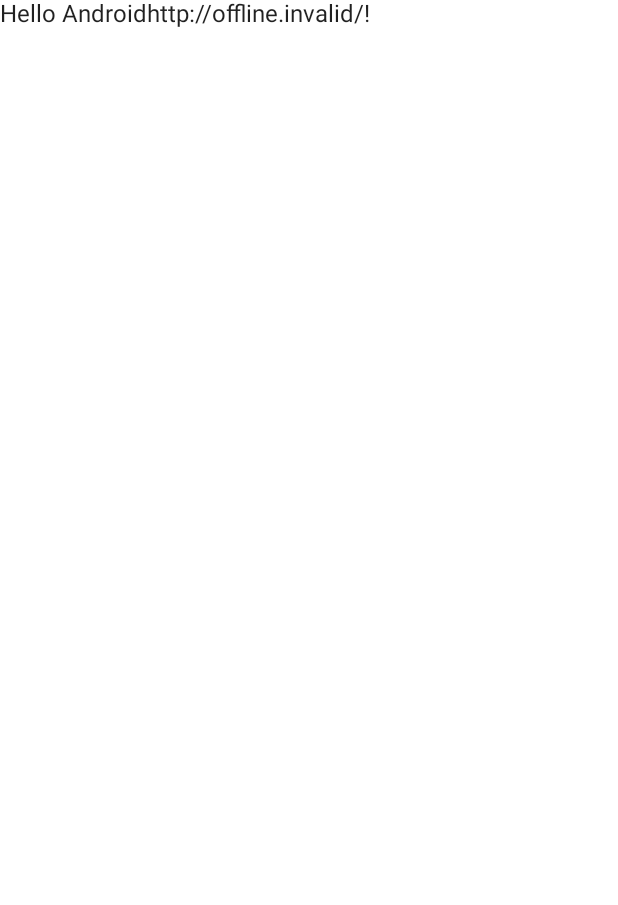
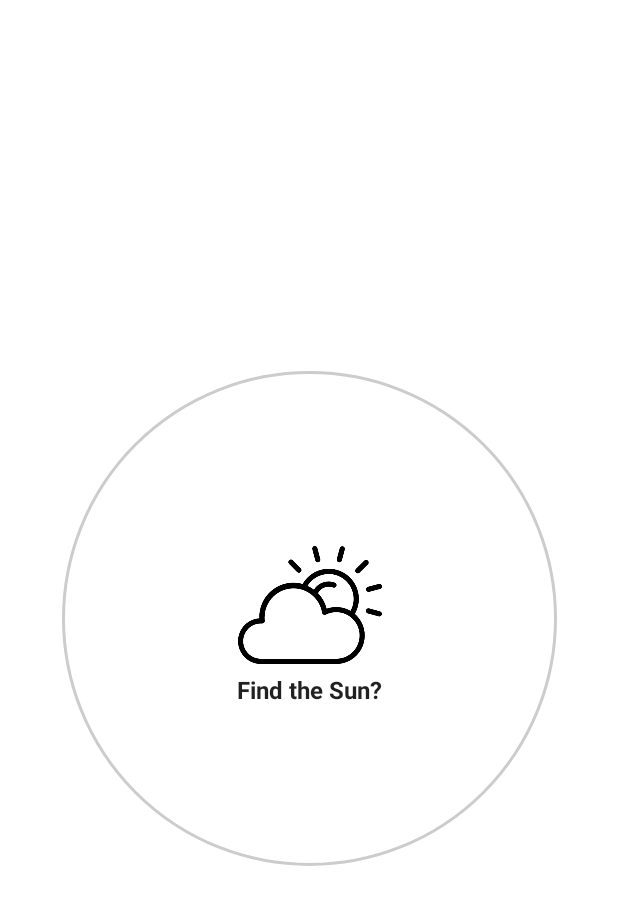
Before and after one commit to ravelinejunior/WeatherCompose, an Android app built with Jetpack Compose: the screen it shows after launch (MainActivity), on a phone screen of 412 x 824 dp. Shown: the top 905 px of the screen. Run offline under Robolectric (Android 15) with nearby library versions, the phone set to English and light mode, and no system bars; our stand-ins replace Dagger/Hilt's generated code.

Commit message:
Putting together the Splash Screen UI

```diff
--- a/app/src/main/java/br/com/raveline/weathercompose/MainActivity.kt
+++ b/app/src/main/java/br/com/raveline/weathercompose/MainActivity.kt
@@ -3,13 +3,15 @@ package br.com.raveline.weathercompose
 import android.os.Bundle
 import androidx.activity.ComponentActivity
 import androidx.activity.compose.setContent
+import androidx.compose.foundation.layout.Arrangement
+import androidx.compose.foundation.layout.Column
 import androidx.compose.foundation.layout.fillMaxSize
 import androidx.compose.material.MaterialTheme
 import androidx.compose.material.Surface
-import androidx.compose.material.Text
 import androidx.compose.runtime.Composable
+import androidx.compose.ui.Alignment
 import androidx.compose.ui.Modifier
-import androidx.compose.ui.tooling.preview.Preview
+import br.com.raveline.weathercompose.presentation.navigation.WeatherNavigation
 import br.com.raveline.weathercompose.ui.theme.WeatherComposeTheme
 import dagger.hilt.android.AndroidEntryPoint
 
@@ -18,28 +20,26 @@ class MainActivity : ComponentActivity() {
     override fun onCreate(savedInstanceState: Bundle?) {
         super.onCreate(savedInstanceState)
         setContent {
-            WeatherComposeTheme {
-                // A surface container using the 'background' color from the theme
-                Surface(
-                    modifier = Modifier.fillMaxSize(),
-                    color = MaterialTheme.colors.background
-                ) {
-                    Greeting("Android"+BuildConfig.BASE_URL)
-                }
-            }
+            WeatherMainApp()
         }
     }
 }
 
 @Composable
-fun Greeting(name: String) {
-    Text(text = "Hello $name!")
-}
-
-@Preview(showBackground = true)
-@Composable
-fun DefaultPreview() {
+fun WeatherMainApp() {
     WeatherComposeTheme {
-        Greeting("Android")
+        // A surface container using the 'background' color from the theme
+        Surface(
+            modifier = Modifier.fillMaxSize(),
+            color = MaterialTheme.colors.background
+        ) {
+            //    Greeting("Android"+BuildConfig.BASE_URL)
+            Column(
+                verticalArrangement = Arrangement.Center,
+                horizontalAlignment = Alignment.CenterHorizontally
+            ) {
+                WeatherNavigation()
+            }
+        }
     }
 }
--- /dev/null
+++ b/app/src/main/java/br/com/raveline/weathercompose/presentation/navigation/WeatherNavigation.kt
@@ -0,0 +1,20 @@
+package br.com.raveline.weathercompose.presentation.navigation
+
+import androidx.compose.runtime.Composable
+import androidx.navigation.compose.NavHost
+import androidx.navigation.compose.composable
+import androidx.navigation.compose.rememberNavController
+import br.com.raveline.weathercompose.presentation.view.WeatherSplashScreen
+
+@Composable
+fun WeatherNavigation() {
+    val navController = rememberNavController()
+    NavHost(
+        navController = navController,
+        startDestination = WeatherScreens.SplashScreen.name
+    ) {
+        composable(WeatherScreens.SplashScreen.name){
+            WeatherSplashScreen(navController = navController)
+        }
+    }
+}
--- /dev/null
+++ b/app/src/main/java/br/com/raveline/weathercompose/presentation/navigation/WeatherScreens.kt
@@ -0,0 +1,10 @@
+package br.com.raveline.weathercompose.presentation.navigation
+
+enum class WeatherScreens {
+    SplashScreen,
+    MainScreen,
+    AboutScreen,
+    FavoriteScreen,
+    SearchScreen,
+    SettingsScreen,
+}
--- /dev/null
+++ b/app/src/main/java/br/com/raveline/weathercompose/presentation/view/WeatherSplashScreen.kt
@@ -0,0 +1,59 @@
+package br.com.raveline.weathercompose.presentation.view
+
+import androidx.compose.foundation.BorderStroke
+import androidx.compose.foundation.Image
+import androidx.compose.foundation.layout.Arrangement
+import androidx.compose.foundation.layout.Column
+import androidx.compose.foundation.layout.padding
+import androidx.compose.foundation.layout.size
+import androidx.compose.foundation.shape.CircleShape
+import androidx.compose.material.Surface
+import androidx.compose.material.Text
+import androidx.compose.runtime.Composable
+import androidx.compose.ui.Alignment
+import androidx.compose.ui.Modifier
+import androidx.compose.ui.graphics.Color
+import androidx.compose.ui.layout.ContentScale
+import androidx.compose.ui.res.painterResource
+import androidx.compose.ui.text.TextStyle
+import androidx.compose.ui.text.font.FontFamily
+import androidx.compose.ui.text.font.FontWeight
+import androidx.compose.ui.unit.dp
+import androidx.compose.ui.unit.sp
+import androidx.navigation.NavController
+import br.com.raveline.weathercompose.R
+
+@Composable
+fun WeatherSplashScreen(
+    navController: NavController
+) {
+    Surface(
+        modifier = Modifier
+            .padding(16.dp)
+            .size(330.dp),
+        shape = CircleShape,
+        color = Color.White,
+        border = BorderStroke(width = 2.dp, color = Color.LightGray)
+
+    ) {
+        Column(
+            modifier = Modifier.padding(2.dp),
+            horizontalAlignment = Alignment.CenterHorizontally,
+            verticalArrangement = Arrangement.Center
+        ) {
+            Image(
+                painter = painterResource(id = R.drawable.sun),
+                contentDescription = R.string.app_name.toString(),
+                contentScale = ContentScale.Crop,
+                modifier = Modifier.size(96.dp)
+            )
+            Text(
+                text = "Find the Sun?", style = TextStyle(
+                    fontWeight = FontWeight.W700,
+                    fontFamily = FontFamily.SansSerif,
+                    fontSize = 16.sp
+                )
+            )
+        }
+    }
+}
```
Also changed, not shown: app/src/main/res/drawable/humidity.png (added), app/src/main/res/drawable/pressure.png (added), app/src/main/res/drawable/rain.png (added), app/src/main/res/drawable/sun.png (added), app/src/main/res/drawable/sunrise.png (added), app/src/main/res/drawable/sunset.png (added), app/src/main/res/drawable/wind.png (added).
